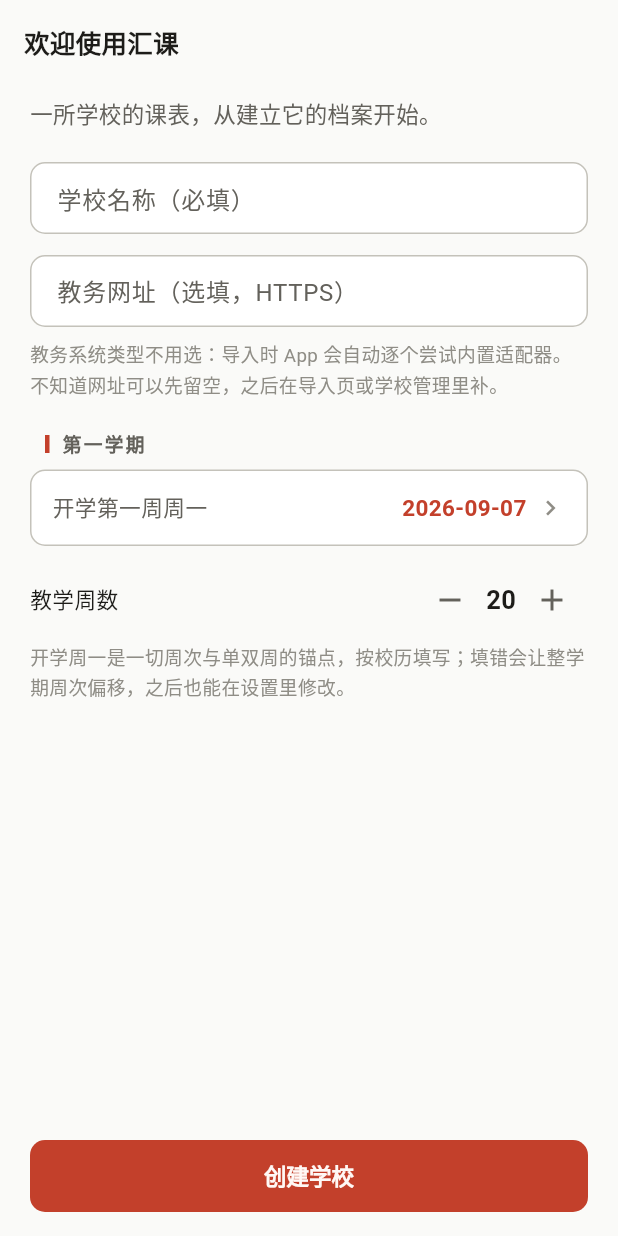
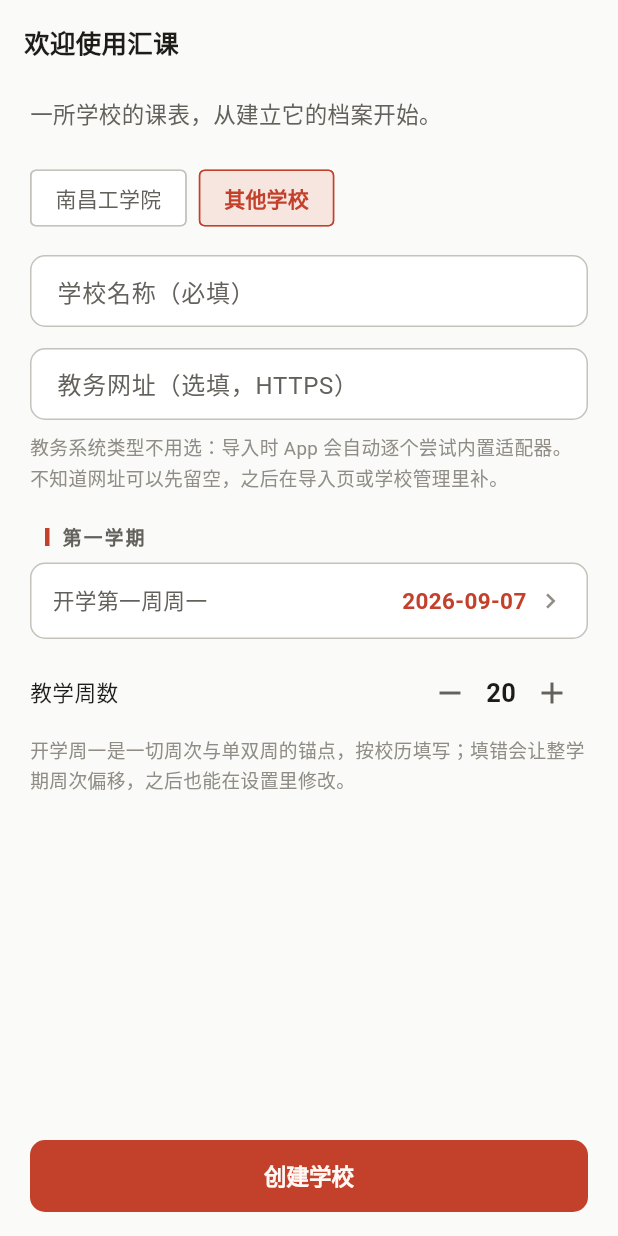
Before and after one commit to cxi75100-sketch/huike, a Flutter app: the screen it shows after launch, on a phone screen of 412 x 824 dp. Run offline on Flutter 3.47's test engine with Material 3 defaults, Android fonts, the phone set to English and light mode, and no system bars; our stand-ins replace drift, flutter_riverpod, go_router; missing offline and left inert: flutter_inappwebview, flutter_inappwebview_platform_interface; accounts and stored records are empty; generated files the repository leaves out were written again.

Commit message:
feat: 南工内置档案与变体作息 + 课卡信息完整 + 晚上两节（用户反馈迭代）
- schema v2：schools.presetId / scheduleVariantsJson（含迁移）；schoolBellProvider 合成节次表+变体
- 内置南昌工学院档案：校历 10 节作息、明志/明德/至善楼第 3、4 节提前十分钟变体（按教室关键词）、开学周一 2026-08-31 预填
- 通用兜底改 10 节，晚上最多两节（9、10）
- 节次槽位网格卡片信息补全：课程名 + 完整起止时间 + 教室·教师
- 引导页学校档案快捷选择（南昌工学院/其他学校）
- 测试 75/75（新增预设与变体用例）；analyze 无问题；模拟器实测官方作息与周次

```diff
--- a/lib/features/onboarding/pages/onboarding_page.dart
+++ b/lib/features/onboarding/pages/onboarding_page.dart
@@ -5,6 +5,7 @@ import 'package:intl/intl.dart';
 
 import '../../../core/theme/app_palette.dart';
 import '../../../core/theme/app_theme.dart';
+import '../../schools/services/school_presets.dart';
 import '../../schools/services/school_repository.dart';
 import '../../import/widgets/import_widgets.dart';
 
@@ -27,7 +28,31 @@ class _OnboardingPageState extends ConsumerState<OnboardingPage> {
   final _urlController = TextEditingController();
   DateTime _firstWeekMonday = _defaultMonday();
   int _totalWeeks = 20;
+  String _presetId = '';
   bool _creating = false;
+
+  /// 选择内置学校档案：名称、开学周一与总周数按档案预填（均可再改）。
+  /// 目前只有南昌工学院；其他学校一律通用作息。
+  void _selectPreset(String presetId) {
+    setState(() {
+      _presetId = presetId;
+      final preset = presetById(presetId);
+      if (preset == null) {
+        if (_nameController.text == presetById('ncpu')?.displayName) {
+          _nameController.clear();
+        }
+        _firstWeekMonday = _defaultMonday();
+        _totalWeeks = 20;
+        return;
+      }
+      if (_nameController.text.isEmpty ||
+          _nameController.text == presetById('ncpu')?.displayName) {
+        _nameController.text = preset.displayName;
+      }
+      _firstWeekMonday = preset.defaultFirstWeekMonday;
+      _totalWeeks = preset.defaultTotalWeeks;
+    });
+  }
 
   static DateTime _defaultMonday() {
     final now = DateTime.now();
@@ -65,6 +90,56 @@ class _OnboardingPageState extends ConsumerState<OnboardingPage> {
             ),
             const SizedBox(height: 20),
           ],
+          Wrap(
+            spacing: 8,
+            runSpacing: 8,
+            children: [
+              for (final preset in [ncpuPreset])
+                ChoiceChip(
+                  label: Text(preset.displayName),
+                  selected: _presetId == preset.id,
+                  onSelected: (_) => _selectPreset(preset.id),
+                  selectedColor: palette.accentSoft,
+                  labelStyle: TextStyle(
+                    color: _presetId == preset.id
+                        ? palette.accent
+                        : palette.inkSecondary,
+                    fontWeight:
+                        _presetId == preset.id ? FontWeight.w600 : FontWeight.w400,
+                  ),
+                  shape: RoundedRectangleBorder(
+                    borderRadius: BorderRadius.circular(4),
+                    side: BorderSide(
+                      color: _presetId == preset.id
+                          ? palette.accent
+                          : palette.hairlineStrong,
+                    ),
+                  ),
+                  showCheckmark: false,
+                ),
+              ChoiceChip(
+                label: const Text('其他学校'),
+                selected: _presetId.isEmpty,
+                onSelected: (_) => _selectPreset(''),
+                selectedColor: palette.accentSoft,
+                labelStyle: TextStyle(
+                  color: _presetId.isEmpty ? palette.accent : palette.inkSecondary,
+                  fontWeight:
+                      _presetId.isEmpty ? FontWeight.w600 : FontWeight.w400,
+                ),
+                shape: RoundedRectangleBorder(
+                  borderRadius: BorderRadius.circular(4),
+                  side: BorderSide(
+                    color: _presetId.isEmpty
+                        ? palette.accent
+                        : palette.hairlineStrong,
+                  ),
+                ),
+                showCheckmark: false,
+              ),
+            ],
+          ),
+          const SizedBox(height: 14),
           TextField(
             controller: _nameController,
             decoration: const InputDecoration(
@@ -226,6 +301,7 @@ class _OnboardingPageState extends ConsumerState<OnboardingPage> {
         adapterId: loginUrl.isEmpty ? '' : 'auto',
         loginUrl: loginUrl,
         confirmedHosts: hosts,
+        presetId: _presetId,
       );
       await repository.createSemester(
         schoolId: school.id,
--- a/lib/features/timetable/providers/timetable_providers.dart
+++ b/lib/features/timetable/providers/timetable_providers.dart
@@ -58,7 +58,7 @@ final courseByIdProvider = StreamProvider.autoDispose
 final bellForActiveSchoolProvider = Provider.autoDispose<BellSchedule?>((ref) {
   final school = ref.watch(activeSchoolProvider);
   if (school == null) return null;
-  return ref.watch(sectionTimesProvider(school.id)).value;
+  return ref.watch(schoolBellProvider(school.id));
 });
 
 final activeSemesterRefProvider = Provider.autoDispose<Semester?>((ref) {
```
Also changed, not shown: lib/core/database/app_database.dart (+26 -1 lines), lib/features/schools/providers/school_providers.dart (+19 -1 lines), lib/features/schools/services/school_presets.dart (added, +65 -0 lines), lib/features/schools/services/school_repository.dart (+21 -4 lines), lib/features/timetable/widgets/section_slot_board.dart (+9 -17 lines), lib/models/bell_schedule.dart (+108 -34 lines), lib/models/school_profile.dart (+11 -0 lines), lib/services/course_time_service.dart (+8 -4 lines), lib/core/database/app_database.g.dart, 6 other files.
